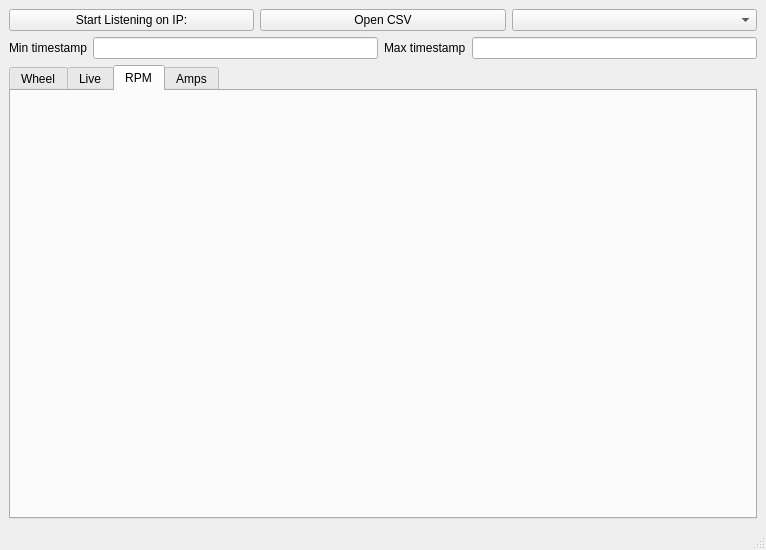
Qt form gui/CanEther.ui (dinordi/CanEtherMonitor) before a commit.
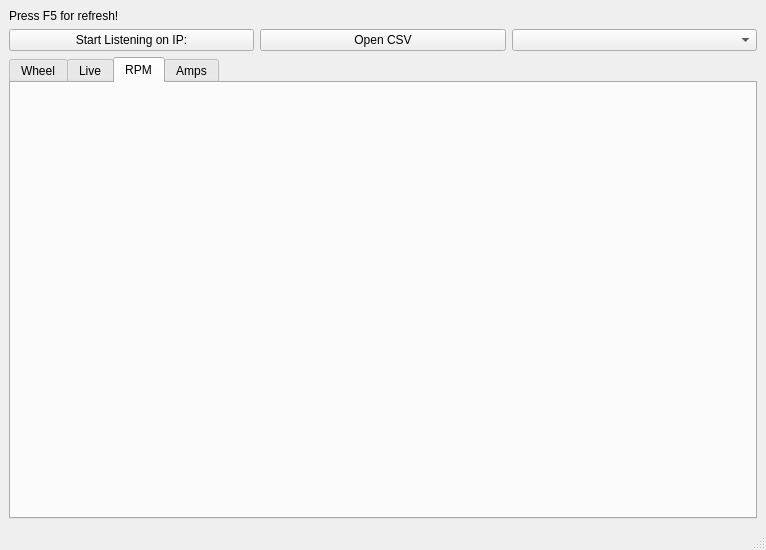
The same form after that commit.

Commit message: Updated GUI to include tooltips and added F5 refresh reminder label

Patch:
```diff
--- a/gui/CanEther.ui
+++ b/gui/CanEther.ui
@@ -15,6 +15,13 @@
   </property>
   <widget class="QWidget" name="centralwidget">
    <layout class="QVBoxLayout" name="verticalLayout">
+    <item>
+     <widget class="QLabel" name="label_3">
+      <property name="text">
+       <string>Press F5 for refresh!</string>
+      </property>
+     </widget>
+    </item>
     <item>
      <layout class="QHBoxLayout" name="headerLayout">
       <item>
@@ -32,32 +39,15 @@
        </widget>
       </item>
       <item>
-       <widget class="QComboBox" name="comboTheme"/>
-      </item>
-     </layout>
-    </item>
-    <item>
-     <layout class="QHBoxLayout" name="horizontalLayout">
-      <item>
-       <widget class="QLabel" name="label">
-        <property name="text">
-         <string>Min timestamp</string>
+       <widget class="QComboBox" name="comboTheme">
+        <property name="toolTip">
+         <string>Theme for plotting</string>
         </property>
-       </widget>
-      </item>
-      <item>
-       <widget class="QLineEdit" name="lineEdit_MinTime"/>
-      </item>
-      <item>
-       <widget class="QLabel" name="label_2">
-        <property name="text">
-         <string>Max timestamp</string>
+        <property name="toolTipDuration">
+         <number>2000</number>
         </property>
        </widget>
       </item>
-      <item>
-       <widget class="QLineEdit" name="lineEdit_MaxTime"/>
-      </item>
      </layout>
     </item>
     <item>
```
Left out of the diff: 12 changed lines with no effect on the pictures.
